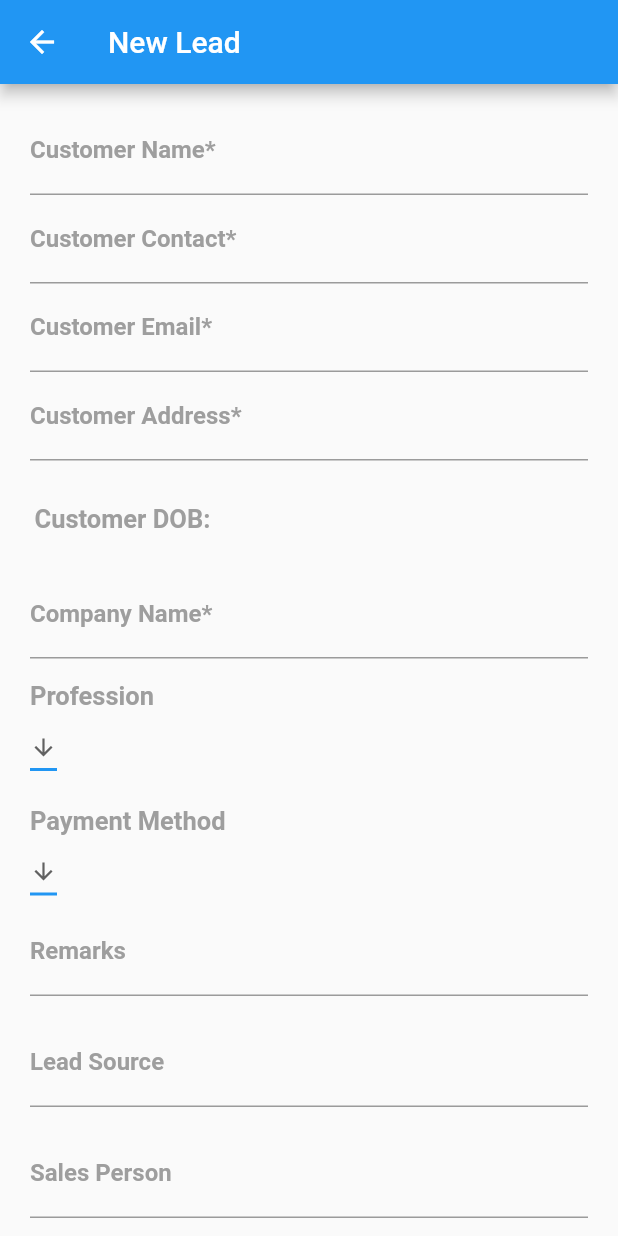
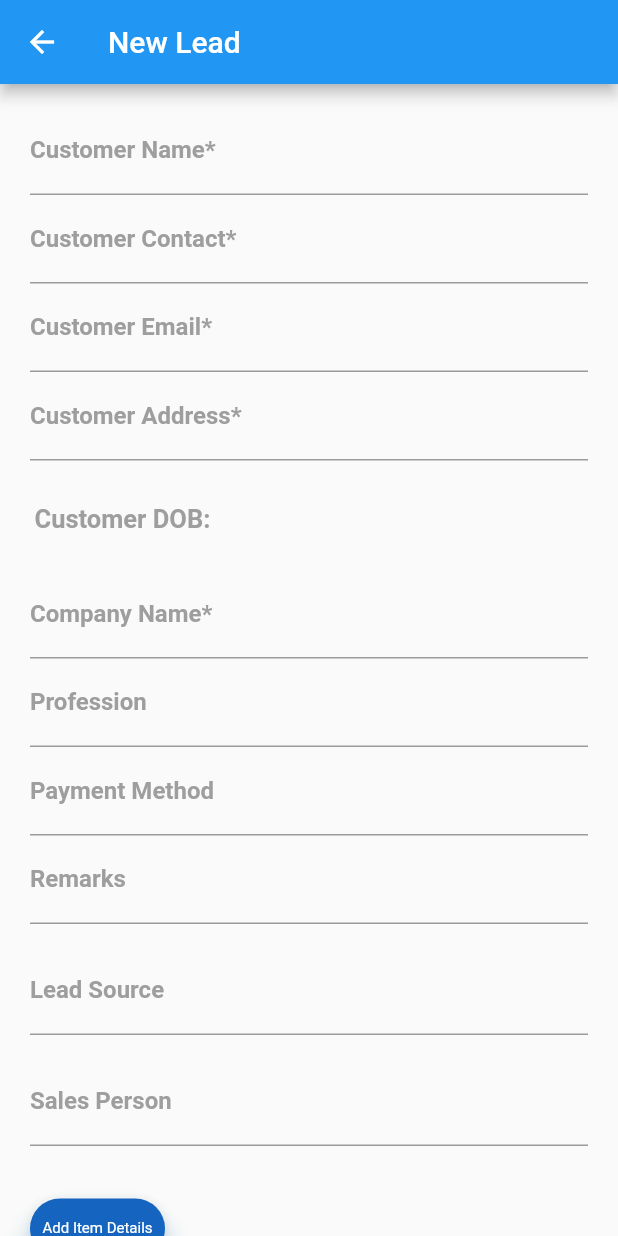
Before and after one commit to Beheshti-Kabir/FairGroupCRM, a Flutter app: the NewLead screen opened by its route, on a phone screen of 412 x 824 dp. Run offline on Flutter 3.47's test engine with Material 2 defaults, Android fonts, the phone set to English and light mode, and no system bars; our stand-ins replace flutter_datetime_picker, flutter_typeahead, fluttertoast, geolocator; missing offline and left inert: dart:ffi, footer; network calls fail.

Commit message:
New Lead Changes dropdown add item varification

```diff
--- a/lib/constants.dart
+++ b/lib/constants.dart
@@ -1,4 +1,4 @@
 class Constants {
   static String employeeId = '';
-  static String version = '1.0.10';
+  static String version = '1.0.11';
 }
--- a/lib/new_lead.dart
+++ b/lib/new_lead.dart
@@ -1,6 +1,7 @@
 import 'dart:convert';
 import 'dart:ffi';
 import 'dart:ui';
+import 'package:flutter/services.dart';
 import 'package:flutter_typeahead/flutter_typeahead.dart';
 import 'package:fluttertoast/fluttertoast.dart';
 import 'package:geolocator/geolocator.dart';
@@ -453,6 +454,7 @@ class _NewLeadState extends State<NewLead> {
                       ),
                     ),
                     keyboardType: TextInputType.number,
+                    inputFormatters: [LengthLimitingTextInputFormatter(11)],
                   )
                 ],
               ),
@@ -565,106 +567,182 @@ class _NewLeadState extends State<NewLead> {
                 ],
               ),
             ),
+            // Container(
+            //     padding: EdgeInsets.only(top: 15.0, left: 20.0, right: 20.0),
+            //     child: Column(
+            //       mainAxisAlignment: MainAxisAlignment.start,
+            //       crossAxisAlignment: CrossAxisAlignment.start,
+            //       children: [
+            //         Text("Profession",
+            //             style: TextStyle(
+            //               fontSize: 17,
+            //               color: Colors.grey,
+            //               fontWeight: FontWeight.bold,
+            //             )),
+            //         Row(
+            //           // ignore: pre
+            //           //fer_const_literals_to_create_immutables
+            //           children: <Widget>[
+            //             DropdownButton<String>(
+            //               value: _professionController.text,
+            //               icon: const Icon(Icons.arrow_downward),
+            //               iconSize: icnSize,
+            //               elevation: 16,
+            //               style: const TextStyle(color: Colors.blue),
+            //               underline: Container(
+            //                 height: 2,
+            //                 color: dropColor,
+            //               ),
+            //               onChanged: (String? newValue_stepType) {
+            //                 setState(() {
+            //                   _professionController.text = newValue_stepType!;
+            //                 });
+            //               },
+            //               items: professionList
+            //                   .map<DropdownMenuItem<String>>((String value) {
+            //                 return DropdownMenuItem<String>(
+            //                   value: value,
+            //                   child: Text(
+            //                     value,
+            //                     style: TextStyle(
+            //                         color: Colors.grey,
+            //                         fontWeight: FontWeight.bold),
+            //                   ),
+            //                 );
+            //               }).toList(),
+            //             ),
+            //             SizedBox(
+            //               width: 10.0,
+            //             ),
+            //           ],
+            //         ),
+            //       ],
+            //     )),
+
+            // Container(
+            //     padding: EdgeInsets.only(top: 15.0, left: 20.0, right: 20.0),
+            //     child: Column(
+            //       mainAxisAlignment: MainAxisAlignment.start,
+            //       crossAxisAlignment: CrossAxisAlignment.start,
+            //       children: [
+            //         Text("Payment Method",
+            //             style: TextStyle(
+            //               fontSize: 17,
+            //               color: Colors.grey,
+            //               fontWeight: FontWeight.bold,
+            //             )),
+            //         Row(
+            //           // ignore: pre
+            //           //fer_const_literals_to_create_immutables
+            //           children: <Widget>[
+            //             DropdownButton<String>(
+            //               value: _paymentMethodController.text,
+            //               icon: const Icon(Icons.arrow_downward),
+            //               iconSize: icnSize,
+            //               elevation: 16,
+            //               style: const TextStyle(color: Colors.blue),
+            //               underline: Container(
+            //                 height: 2,
+            //                 color: dropColor,
+            //               ),
+            //               onChanged: (String? newValue_payment) {
+            //                 setState(() {
+            //                   _paymentMethodController.text = newValue_payment!;
+            //                 });
+            //               },
+            //               items: paymentMethodList
+            //                   .map<DropdownMenuItem<String>>((String value) {
+            //                 return DropdownMenuItem<String>(
+            //                   value: value,
+            //                   child: Text(
+            //                     value,
+            //                     style: TextStyle(
+            //                         color: Colors.grey,
+            //                         fontWeight: FontWeight.bold),
+            //                   ),
+            //                 );
+            //               }).toList(),
+            //             ),
+            //             SizedBox(
+            //               width: 10.0,
+            //             ),
+            //           ],
+            //         ),
+            //       ],
+            //     )),
             Container(
-                padding: EdgeInsets.only(top: 15.0, left: 20.0, right: 20.0),
+                padding: EdgeInsets.only(top: 0.0, left: 20.0, right: 20.0),
                 child: Column(
                   mainAxisAlignment: MainAxisAlignment.start,
                   crossAxisAlignment: CrossAxisAlignment.start,
                   children: [
-                    Text("Profession",
-                        style: TextStyle(
-                          fontSize: 17,
+                    TypeAheadFormField(
+                      suggestionsCallback: (pattern) => professionList.where(
+                        (item) => item.toLowerCase().contains(
+                              pattern.toLowerCase(),
+                            ),
+                      ),
+                      itemBuilder: (_, String item) => ListTile(
+                          title: Text(item,
+                              overflow: TextOverflow.ellipsis, maxLines: 2)),
+                      onSuggestionSelected: (String val) {
+                        this._professionController.text = val;
+                      },
+                      getImmediateSuggestions: true,
+                      hideSuggestionsOnKeyboardHide: false,
+                      hideOnEmpty: false,
+                      noItemsFoundBuilder: (context) => Padding(
+                        padding: const EdgeInsets.all(8.0),
+                        child: Text('No Suggestion'),
+                      ),
+                      textFieldConfiguration: TextFieldConfiguration(
+                        decoration: InputDecoration(
+                            hintText: 'Search',
+                            labelText: 'Profession',
+                            labelStyle: TextStyle(
                                 color: Colors.grey,
-                          fontWeight: FontWeight.bold,
-                        )),
-                    Row(
-                      // ignore: pre
-                      //fer_const_literals_to_create_immutables
-                      children: <Widget>[
-                        DropdownButton<String>(
-                          value: _professionController.text,
-                          icon: const Icon(Icons.arrow_downward),
-                          iconSize: icnSize,
-                          elevation: 16,
-                          style: const TextStyle(color: Colors.blue),
-                          underline: Container(
-                            height: 2,
-                            color: dropColor,
+                                fontWeight: FontWeight.bold)),
+                        controller: this._professionController,
                       ),
-                          onChanged: (String? newValue_stepType) {
-                            setState(() {
-                              _professionController.text = newValue_stepType!;
-                            });
-                          },
-                          items: professionList
-                              .map<DropdownMenuItem<String>>((String value) {
-                            return DropdownMenuItem<String>(
-                              value: value,
-                              child: Text(
-                                value,
-                                style: TextStyle(
-                                    color: Colors.grey,
-                                    fontWeight: FontWeight.bold),
-                              ),
-                            );
-                          }).toList(),
-                        ),
-                        SizedBox(
-                          width: 10.0,
-                        ),
-                      ],
-                    ),
+                    )
                   ],
                 )),
+
             Container(
-                padding: EdgeInsets.only(top: 15.0, left: 20.0, right: 20.0),
+                padding: EdgeInsets.only(top: 0.0, left: 20.0, right: 20.0),
                 child: Column(
                   mainAxisAlignment: MainAxisAlignment.start,
                   crossAxisAlignment: CrossAxisAlignment.start,
                   children: [
-                    Text("Payment Method",
-                        style: TextStyle(
-                          fontSize: 17,
+                    TypeAheadFormField(
+                      suggestionsCallback: (pattern) => paymentMethodList.where(
+                        (item) => item.toLowerCase().contains(
+                              pattern.toLowerCase(),
+                            ),
+                      ),
+                      itemBuilder: (_, String item) => ListTile(
+                          title: Text(item,
+                              overflow: TextOverflow.ellipsis, maxLines: 2)),
+                      onSuggestionSelected: (String val) {
+                        this._paymentMethodController.text = val;
+                      },
+                      getImmediateSuggestions: true,
+                      hideSuggestionsOnKeyboardHide: false,
+                      hideOnEmpty: false,
+                      noItemsFoundBuilder: (context) => Padding(
+                        padding: const EdgeInsets.all(8.0),
+                        child: Text('No Suggestion'),
+                      ),
+                      textFieldConfiguration: TextFieldConfiguration(
+                        decoration: InputDecoration(
+                            hintText: 'Search',
+                            labelText: 'Payment Method',
+                            labelStyle: TextStyle(
                                 color: Colors.grey,
-                          fontWeight: FontWeight.bold,
-                        )),
-                    Row(
-                      // ignore: pre
-                      //fer_const_literals_to_create_immutables
-                      children: <Widget>[
-                        DropdownButton<String>(
-                          value: _paymentMethodController.text,
-                          icon: const Icon(Icons.arrow_downward),
-                          iconSize: icnSize,
-                          elevation: 16,
-                          style: const TextStyle(color: Colors.blue),
-                          underline: Container(
-                            height: 2,
-                            color: dropColor,
+                                fontWeight: FontWeight.bold)),
+                        controller: this._paymentMethodController,
                       ),
-                          onChanged: (String? newValue_payment) {
-                            setState(() {
-                              _paymentMethodController.text = newValue_payment!;
-                            });
-                          },
-                          items: paymentMethodList
-                              .map<DropdownMenuItem<String>>((String value) {
-                            return DropdownMenuItem<String>(
-                              value: value,
-                              child: Text(
-                                value,
-                                style: TextStyle(
-                                    color: Colors.grey,
-                                    fontWeight: FontWeight.bold),
-                              ),
-                            );
-                          }).toList(),
-                        ),
-                        SizedBox(
-                          width: 10.0,
-                        ),
-                      ],
-                    ),
+                    )
                   ],
                 )),
 
@@ -1005,7 +1083,16 @@ class _NewLeadState extends State<NewLead> {
               child: Center(
                 child: GestureDetector(
                   onTap: () async {
-
+                    if (detailsTable.length == 0) {
+                      Fluttertoast.showToast(
+                          msg: "Product Missing!!\nADD ITEM DETAILS",
+                          toastLength: Toast.LENGTH_SHORT,
+                          gravity: ToastGravity.TOP,
+                          timeInSecForIosWeb: 1,
+                          backgroundColor: Colors.red,
+                          textColor: Colors.white,
+                          fontSize: 16.0);
+                    } else {
                       if (isLoad) {
                         bool isValid = formValidator();
                         if (isValid) {
@@ -1086,6 +1173,7 @@ class _NewLeadState extends State<NewLead> {
                         //   Navigator.of(context).pushNamed('/summery');
                         //}
                       }
+                    }
                   },
                   child: Container(
                     height: 40.0,
--- a/lib/utils/constants.dart
+++ b/lib/utils/constants.dart
@@ -1,4 +1,4 @@
-class Constants{
-  static const androidVersionName='1.0.10';
-  static const androidCode='10';
+class Constants {
+  static const androidVersionName = '1.0.11';
+  static const androidCode = '11';
 }
```
Also changed, not shown: lib/itemdetails.dart (+36 -26 lines), lib/lists.dart (line endings or trailing spaces), 1 other file. Lines whose indentation alone changed are shown as unchanged.
